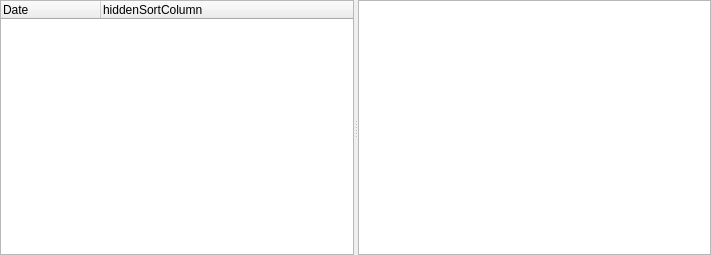
The window that FWAdminLib/AuditHistoryDlg.ui (fw-dev/translations) describes before a commit, drawn with Qt 5.
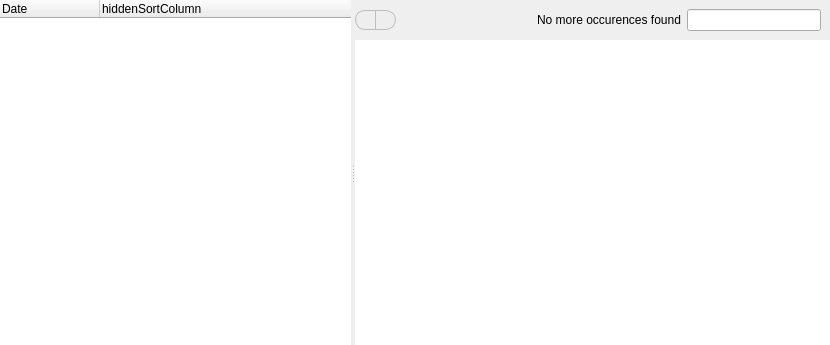
The same window after the commit. Custom widgets are drawn as their Qt base class.

What changed in the file:
```diff
--- a/FWAdminLib/AuditHistoryDlg.ui
+++ b/FWAdminLib/AuditHistoryDlg.ui
@@ -6,59 +6,190 @@
    <rect>
     <x>0</x>
     <y>0</y>
-    <width>711</width>
-    <height>255</height>
+    <width>830</width>
+    <height>345</height>
    </rect>
   </property>
   <property name="windowTitle">
    <string>Audit History</string>
   </property>
-  <layout class="QVBoxLayout" name="verticalLayout_3">
-   <property name="spacing">
-    <number>0</number>
-   </property>
+  <layout class="QVBoxLayout" name="verticalLayout">
    <property name="margin">
     <number>0</number>
    </property>
    <item>
-    <widget class="QSplitter" name="splitter">
+    <widget class="PrettySplitter" name="splitter">
      <property name="orientation">
       <enum>Qt::Horizontal</enum>
      </property>
-     <widget class="QWidget" name="layoutWidget">
-      <layout class="QVBoxLayout" name="verticalLayout">
-       <property name="spacing">
-        <number>0</number>
+     <widget class="StyledTreeWidget" name="_auditFiles">
+      <property name="frameShape">
+       <enum>QFrame::NoFrame</enum>
+      </property>
+      <property name="alternatingRowColors">
+       <bool>true</bool>
+      </property>
+      <property name="animated">
+       <bool>false</bool>
+      </property>
+      <column>
+       <property name="text">
+        <string>Date</string>
        </property>
-       <item>
-        <widget class="QTreeWidget" name="_auditFiles">
-         <property name="alternatingRowColors">
-          <bool>true</bool>
-         </property>
-         <property name="animated">
-          <bool>false</bool>
-         </property>
-         <column>
-          <property name="text">
-           <string>Date</string>
-          </property>
-         </column>
-         <column>
-          <property name="text">
-           <string>hiddenSortColumn</string>
-          </property>
-         </column>
-        </widget>
-       </item>
-      </layout>
+      </column>
+      <column>
+       <property name="text">
+        <string>hiddenSortColumn</string>
+       </property>
+      </column>
      </widget>
      <widget class="QWidget" name="layoutWidget_2">
       <layout class="QVBoxLayout" name="verticalLayout_2">
        <property name="spacing">
         <number>0</number>
        </property>
+       <property name="margin">
+        <number>0</number>
+       </property>
+       <item>
+        <widget class="ViewSearchHeader" name="header" native="true">
+         <layout class="QHBoxLayout" name="horizontalLayout">
+          <property name="leftMargin">
+           <number>0</number>
+          </property>
+          <item>
+           <widget class="QWidget" name="nextPrev" native="true">
+            <property name="sizePolicy">
+             <sizepolicy hsizetype="Preferred" vsizetype="Ignored">
+              <horstretch>0</horstretch>
+              <verstretch>0</verstretch>
+             </sizepolicy>
+            </property>
+            <property name="maximumSize">
+             <size>
+              <width>16777215</width>
+              <height>16777215</height>
+             </size>
+            </property>
+            <property name="styleSheet">
+             <string notr="true">* {
+margin-top:1;
+margin-bottom:1
+}
+
+QToolButton {    background-color: #eeeeee;
+	border: 1px solid rgb(190,190,190);
+}
+:pressed {
+   background-color: #cecece;
+}
+</string>
+            </property>
+            <layout class="QHBoxLayout" name="prevNextButtons">
+             <property name="spacing">
+              <number>0</number>
+             </property>
+             <property name="margin">
+              <number>0</number>
+             </property>
+             <item>
+              <widget class="QToolButton" name="prevButton">
+               <property name="sizePolicy">
+                <sizepolicy hsizetype="Fixed" vsizetype="Ignored">
+                 <horstretch>0</horstretch>
+                 <verstretch>0</verstretch>
+                </sizepolicy>
+               </property>
+               <property name="maximumSize">
+                <size>
+                 <width>22</width>
+                 <height>22</height>
+                </size>
+               </property>
+               <property name="styleSheet">
+                <string notr="true">border-top-left-radius: 10;
+border-bottom-left-radius: 10;
+border-right:none;</string>
+               </property>
+               <property name="arrowType">
+                <enum>Qt::NoArrow</enum>
+               </property>
+              </widget>
+             </item>
+             <item>
+              <widget class="QToolButton" name="nextButton">
+               <property name="sizePolicy">
+                <sizepolicy hsizetype="Fixed" vsizetype="Ignored">
+                 <horstretch>0</horstretch>
+                 <verstretch>0</verstretch>
+                </sizepolicy>
+               </property>
+               <property name="maximumSize">
+                <size>
+                 <width>23</width>
+                 <height>22</height>
+                </size>
+               </property>
+               <property name="styleSheet">
+                <string notr="true">border-top-right-radius: 10;
+border-bottom-right-radius: 10;
+</string>
+               </property>
+               <property name="toolButtonStyle">
+                <enum>Qt::ToolButtonIconOnly</enum>
+               </property>
+               <property name="arrowType">
+                <enum>Qt::NoArrow</enum>
+               </property>
+              </widget>
+             </item>
+            </layout>
+           </widget>
+          </item>
+          <item>
+           <spacer name="horizontalSpacer">
+            <property name="orientation">
+             <enum>Qt::Horizontal</enum>
+            </property>
+            <property name="sizeHint" stdset="0">
+             <size>
+              <width>32</width>
+              <height>20</height>
+             </size>
+            </property>
+           </spacer>
+          </item>
+          <item>
+           <widget class="QLabel" name="notFoundLabel">
+            <property name="enabled">
+             <bool>true</bool>
+            </property>
+            <property name="text">
+             <string>No more occurences found</string>
+            </property>
+           </widget>
+          </item>
+          <item>
+           <widget class="SearchLineEdit" name="findEdit">
+            <property name="maximumSize">
+             <size>
+              <width>400</width>
+              <height>16777215</height>
+             </size>
+            </property>
+           </widget>
+          </item>
+         </layout>
+        </widget>
+       </item>
        <item>
         <widget class="QPlainTextEdit" name="_detail">
+         <property name="styleSheet">
+          <string notr="true">selection-background-color: yellow; selection-color: black</string>
+         </property>
+         <property name="frameShape">
+          <enum>QFrame::NoFrame</enum>
+         </property>
          <property name="undoRedoEnabled">
           <bool>false</bool>
          </property>
@@ -76,6 +207,30 @@
    </item>
   </layout>
  </widget>
+ <customwidgets>
+  <customwidget>
+   <class>SearchLineEdit</class>
+   <extends>QLineEdit</extends>
+   <header>FileWaveGuiLib/searchlineedit/searchlineedit.h</header>
+  </customwidget>
+  <customwidget>
+   <class>ViewSearchHeader</class>
+   <extends>QWidget</extends>
+   <header>FWAdminLib/ViewSearchHeader.h</header>
+   <container>1</container>
+  </customwidget>
+  <customwidget>
+   <class>PrettySplitter</class>
+   <extends>QSplitter</extends>
+   <header>FileWaveGuiLib/prettysplitter/prettysplitter.h</header>
+   <container>1</container>
+  </customwidget>
+  <customwidget>
+   <class>StyledTreeWidget</class>
+   <extends>QTreeWidget</extends>
+   <header>FileWaveGuiLib/styledviews/styledtreeview.h</header>
+  </customwidget>
+ </customwidgets>
  <resources/>
  <connections/>
 </ui>
```
Left out of the diff: 2 changed lines with no effect on the pictures.
